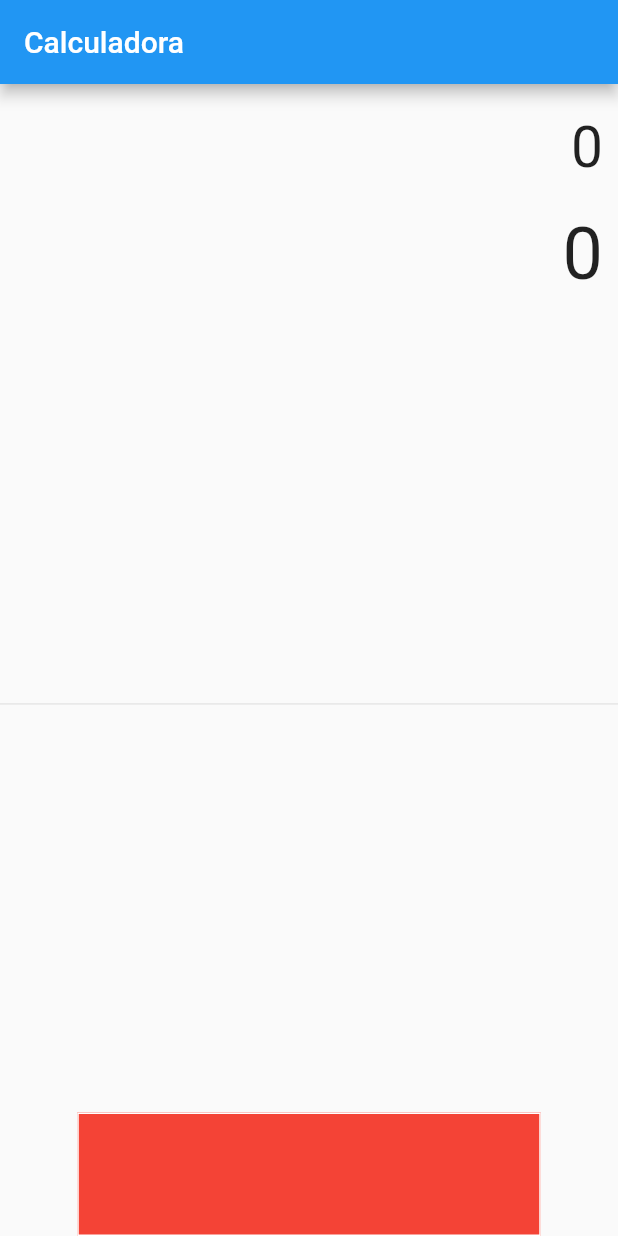
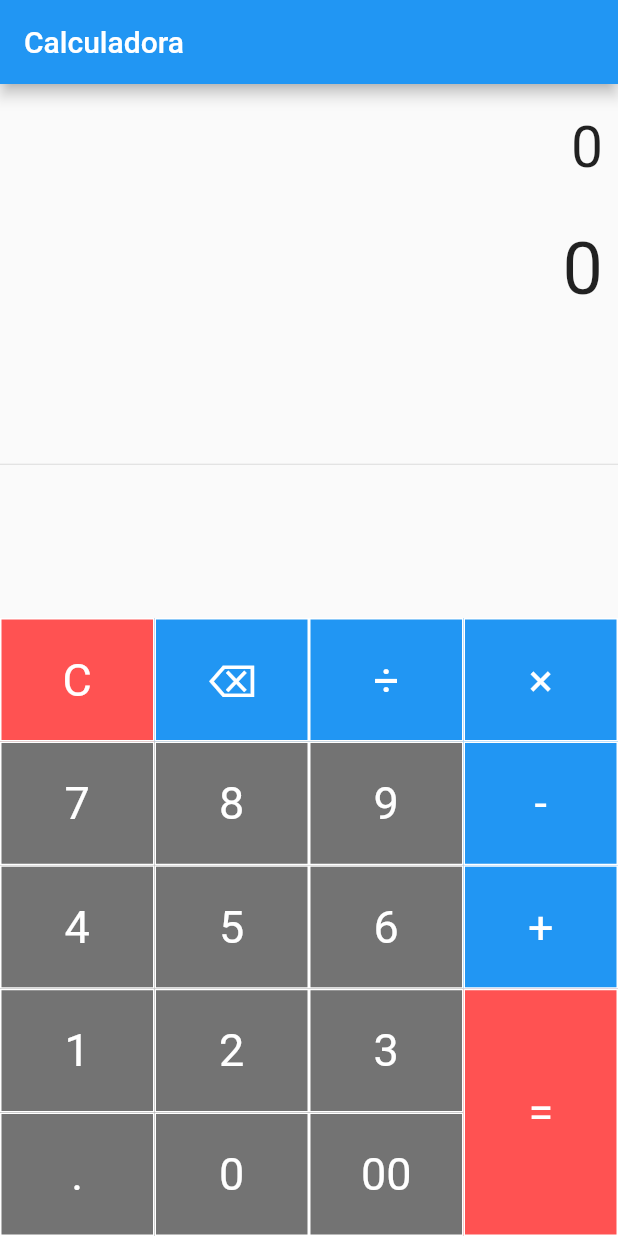
Before and after one commit to rafaeldemiranda95/calculadora, a Flutter app: the screen it shows after launch, on a phone screen of 412 x 824 dp. Run offline on Flutter 3.47's test engine with Material 2 defaults, Android fonts, the phone set to English and light mode, and no system bars; our stand-ins replace math_expressions.

Commit message:
tela finalizada

```diff
--- a/lib/main.dart
+++ b/lib/main.dart
@@ -1,6 +1,7 @@
 import 'package:flutter/material.dart';
+import 'package:math_expressions/math_expressions.dart';
 
-void main() {
+void main(){
   runApp(Calculator());
 }
 
@@ -11,66 +12,213 @@ class Calculator extends StatelessWidget {
       debugShowCheckedModeBanner: false,
       title: 'Calculadora',
       theme: ThemeData(primarySwatch: Colors.blue),
-      home: Calculadora(),
+      home: SimpleCalculator(),
     );
   }
 }
 
-class Calculadora extends StatefulWidget {
-  const Calculadora({Key key}) : super(key: key);
-
+class SimpleCalculator extends StatefulWidget {
   @override
-  _CalculadoraState createState() => _CalculadoraState();
+  _SimpleCalculatorState createState() => _SimpleCalculatorState();
 }
 
-class _CalculadoraState extends State<Calculadora> {
+class _SimpleCalculatorState extends State<SimpleCalculator> {
+
+  String equation = "0";
+  String result = "0";
+  String expression = "";
+  double equationFontSize = 38.0;
+  double resultFontSize = 48.0;
+
+  buttonPressed(String buttonText){
+    setState(() {
+      if(buttonText == "C"){
+        equation = "0";
+        result = "0";
+        equationFontSize = 38.0;
+        resultFontSize = 48.0;
+      }
+
+      else if(buttonText == "⌫"){
+        equationFontSize = 48.0;
+        resultFontSize = 38.0;
+        equation = equation.substring(0, equation.length - 1);
+        if(equation == ""){
+          equation = "0";
+        }
+      }
+
+      else if(buttonText == "="){
+        equationFontSize = 38.0;
+        resultFontSize = 48.0;
+
+        expression = equation;
+        expression = expression.replaceAll('×', '*');
+        expression = expression.replaceAll('÷', '/');
+
+        try{
+          Parser p = Parser();
+          Expression exp = p.parse(expression);
+
+          ContextModel cm = ContextModel();
+          result = '${exp.evaluate(EvaluationType.REAL, cm)}';
+        }catch(e){
+          result = "Error";
+        }
+
+      }
+
+      else{
+        equationFontSize = 48.0;
+        resultFontSize = 38.0;
+        if(equation == "0"){
+          equation = buttonText;
+        }else {
+          equation = equation + buttonText;
+        }
+      }
+    });
+  }
+
+  Widget buildButton(String buttonText, double buttonHeight, Color buttonColor){
+    return Container(
+      height: MediaQuery.of(context).size.height * 0.1 * buttonHeight,
+      color: buttonColor,
+      child: FlatButton(
+          shape: RoundedRectangleBorder(
+              borderRadius: BorderRadius.circular(0.0),
+              side: BorderSide(
+                  color: Colors.white,
+                  width: 1,
+                  style: BorderStyle.solid
+              )
+          ),
+          padding: EdgeInsets.all(16.0),
+          onPressed: () => buttonPressed(buttonText),
+          child: Text(
+            buttonText,
+            style: TextStyle(
+                fontSize: 30.0,
+                fontWeight: FontWeight.normal,
+                color: Colors.white
+            ),
+          )
+      ),
+    );
+  }
+
+
   @override
   Widget build(BuildContext context) {
     return Scaffold(
       appBar: AppBar(title: Text('Calculadora')),
       body: Column(
-        children: [
+        children: <Widget>[
+
+
           Container(
             alignment: Alignment.centerRight,
             padding: EdgeInsets.fromLTRB(10, 20, 10, 0),
-            child: Text("0", style: TextStyle(fontSize: 38)),
+            child: Text(equation, style: TextStyle(fontSize: equationFontSize),),
           ),
+
+
           Container(
             alignment: Alignment.centerRight,
-            padding: EdgeInsets.fromLTRB(10, 20, 10, 0),
-            child: Text("0", style: TextStyle(fontSize: 48)),
+            padding: EdgeInsets.fromLTRB(10, 30, 10, 0),
+            child: Text(result, style: TextStyle(fontSize: resultFontSize),),
           ),
-          Expanded(child: Divider()),
+
+
+          Expanded(
+            child: Divider(),
+          ),
+
+
           Row(
             mainAxisAlignment: MainAxisAlignment.center,
-            children: [
+            children: <Widget>[
               Container(
-                width: MediaQuery.of(context).size.width*.75,
+                width: MediaQuery.of(context).size.width * .75,
                 child: Table(
                   children: [
                     TableRow(
-                      children: [
-                        Container(
-                          height: MediaQuery.of(context).size.height*0.1,
-                          color: Colors.red,
-                          child: FlatButton(
-                            shape: RoundedRectangleBorder(
-                              borderRadius: BorderRadius.circular(0.0),
-                              side: BorderSide(color: Colors.white,
-                                  width: 1,
-                                  style: BorderStyle.solid)
-                            ),
-                            onPressed: null,
-                            child: null,
-                          ),
-                        )
-                      ]
-                    )
+                        children: [
+                          buildButton("C", 1, Colors.redAccent),
+                          buildButton("⌫", 1, Colors.blue),
+                          buildButton("÷", 1, Colors.blue),
+                        ]
+                    ),
+
+                    TableRow(
+                        children: [
+                          buildButton("7", 1, Colors.black54),
+                          buildButton("8", 1, Colors.black54),
+                          buildButton("9", 1, Colors.black54),
+                        ]
+                    ),
+
+                    TableRow(
+                        children: [
+                          buildButton("4", 1, Colors.black54),
+                          buildButton("5", 1, Colors.black54),
+                          buildButton("6", 1, Colors.black54),
+                        ]
+                    ),
+
+                    TableRow(
+                        children: [
+                          buildButton("1", 1, Colors.black54),
+                          buildButton("2", 1, Colors.black54),
+                          buildButton("3", 1, Colors.black54),
+                        ]
+                    ),
+
+                    TableRow(
+                        children: [
+                          buildButton(".", 1, Colors.black54),
+                          buildButton("0", 1, Colors.black54),
+                          buildButton("00", 1, Colors.black54),
+                        ]
+                    ),
+                  ],
+                ),
+              ),
+
+
+              Container(
+                width: MediaQuery.of(context).size.width * 0.25,
+                child: Table(
+                  children: [
+                    TableRow(
+                        children: [
+                          buildButton("×", 1, Colors.blue),
+                        ]
+                    ),
+
+                    TableRow(
+                        children: [
+                          buildButton("-", 1, Colors.blue),
+                        ]
+                    ),
+
+                    TableRow(
+                        children: [
+                          buildButton("+", 1, Colors.blue),
+                        ]
+                    ),
+
+                    TableRow(
+                        children: [
+                          buildButton("=", 2, Colors.redAccent),
+                        ]
+                    ),
                   ],
                 ),
               )
             ],
           ),
+
         ],
       ),
     );
--- a/pubspec.yaml
+++ b/pubspec.yaml
@@ -28,6 +28,7 @@ dependencies:
   # The following adds the Cupertino Icons font to your application.
   # Use with the CupertinoIcons class for iOS style icons.
   cupertino_icons: ^1.0.2
+  math_expressions: ^2.1.1
 
 dev_dependencies:
   flutter_test:
```
Also changed, not shown: pubspec.lock.
